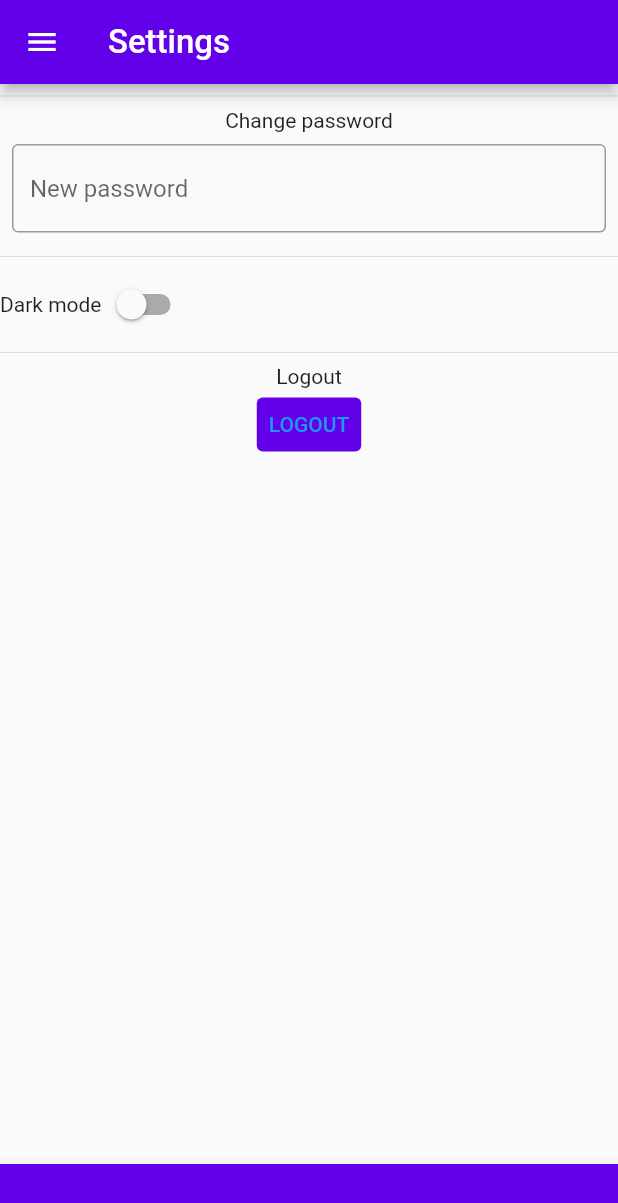
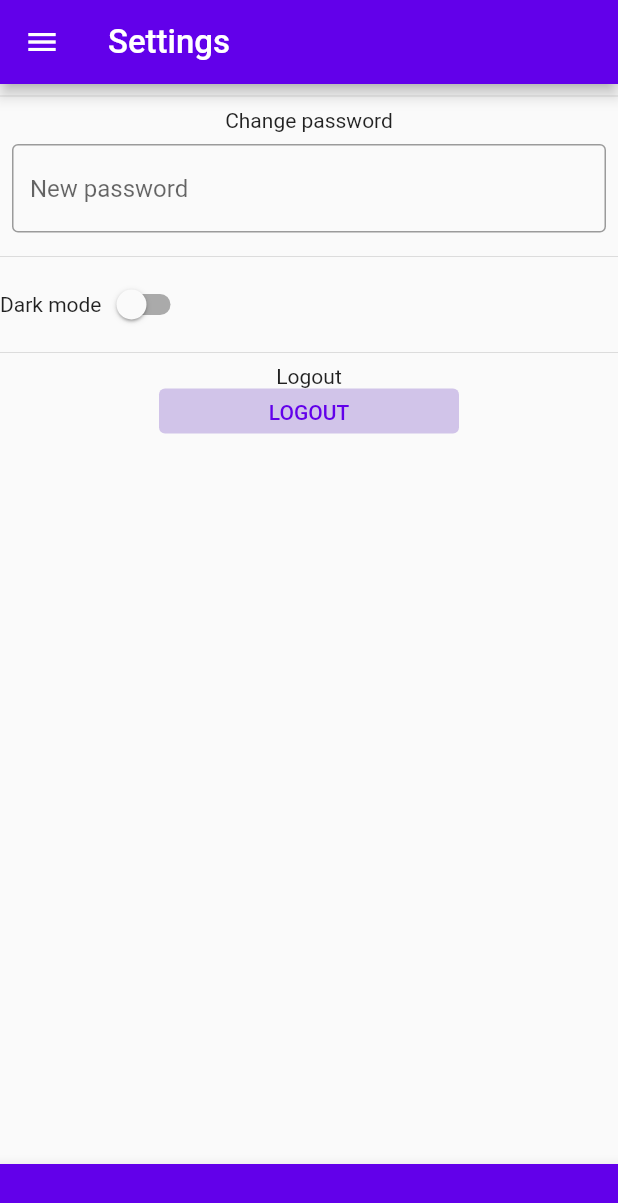
Before and after one commit to Georgios-Milis/gym_pal, a Flutter app: the screen it shows after launch, in the side drawer, after a tap on "Settings", on a phone screen of 412 x 824 dp. Shown: the top 1203 px of the screen. Run offline on Flutter 3.47's test engine with Material 2 defaults, Android fonts, the phone set to English and light mode, and no system bars; our stand-ins replace camera, charts_flutter, flutter_slidable, google_sign_in, sembast; missing offline and left inert: duration_picker_dialog_box.

Commit message:
Changed settings a bit

```diff
--- a/lib/views/misc/settings.dart
+++ b/lib/views/misc/settings.dart
@@ -74,12 +74,18 @@ class _SettingsState extends State<Settings> {
           ),
           const Divider(),
           const Text("Logout"),
-          TextButton(
-            onPressed: () {},
-            child: const Text("LOGOUT"),
-            style: ButtonStyle(
-              backgroundColor:
-                  MaterialStateProperty.all(Colors.deepPurpleAccent[700]),
+          SizedBox(
+            width: 200,
+            height: 30,
+            child: TextButton(
+              onPressed: () {},
+              child: const Text("LOGOUT"),
+              style: ButtonStyle(
+                backgroundColor:
+                    MaterialStateProperty.all(Colors.deepPurple[100]),
+                foregroundColor:
+                    MaterialStateProperty.all(Colors.deepPurpleAccent[700]),
+              ),
             ),
           ),
         ],
```
